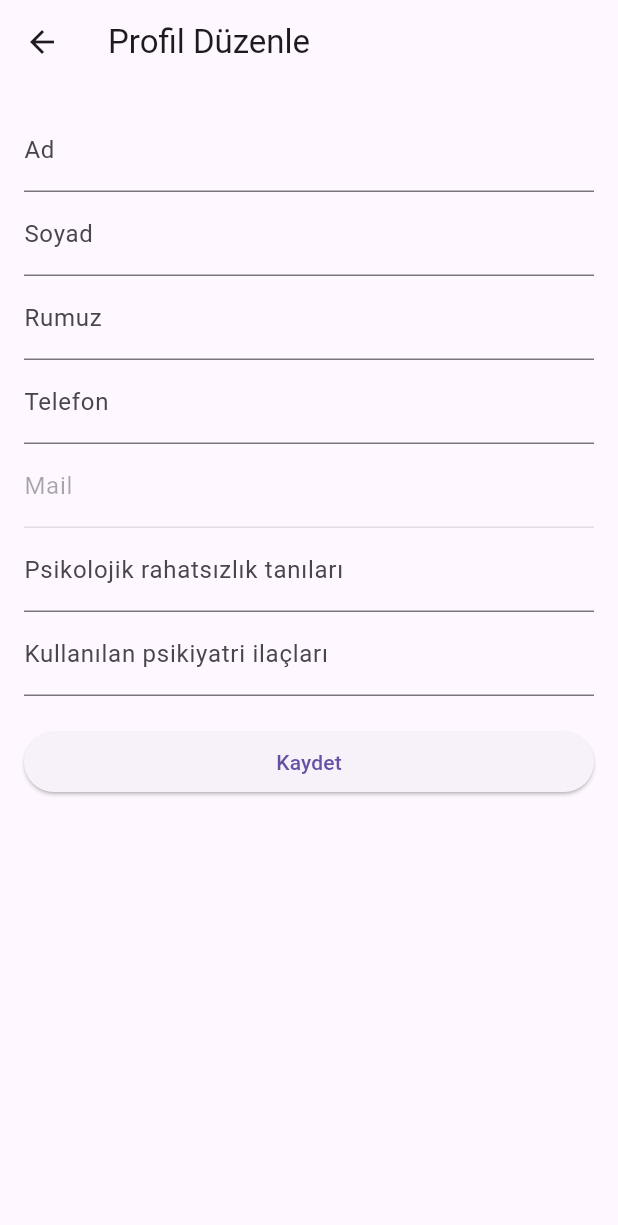
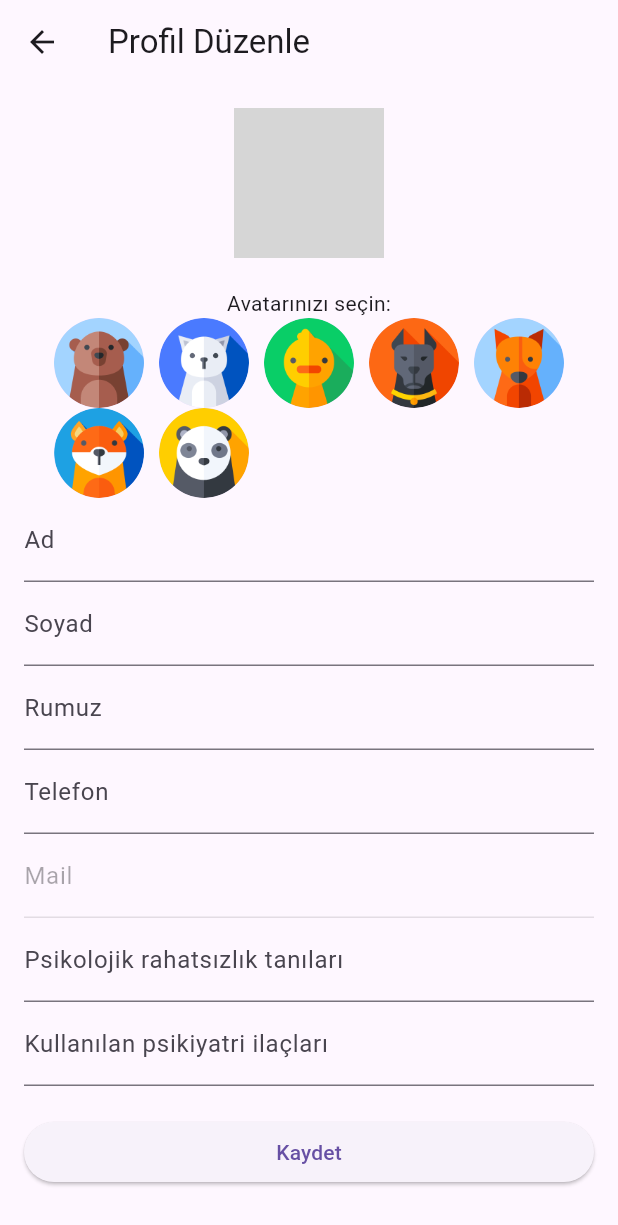
Before and after one commit to Raupeex/duygudas, a Flutter app: the PersonalInformationPage screen opened by its route, after a tap on "Profil Düzenle", on a phone screen of 412 x 824 dp. Shown: the top 1225 px of the screen. Run offline on Flutter 3.47's test engine with Material 3 defaults, Android fonts, the light colour scheme and no system bars; our stand-ins replace cloud_firestore, firebase_auth, firebase_core, firebase_storage, fluttertoast, shared_preferences; accounts and stored records are empty; network calls fail; grey boxes are pictures that could not be loaded.

Commit message:
Added shared preferences for profile-edit

```diff
--- a/lib/main.dart
+++ b/lib/main.dart
@@ -26,29 +26,6 @@ void main() async {
   );
   runApp(MyApp());
 }
-
-List<String> testResults = [];
-
-// Global variables to hold user information
-String userName = "";
-String userSurname = "";
-String userNickname = "";
-String userPhone = "";
-String userEmail = "";
-String userDiagnosis = "";
-String userMedications = "";
-String userAvatar = 'assets/images/fox.png'; //
-
-// Avatar options
-List<String> avatarPaths = [
-  'assets/images/bear.png',
-  'assets/images/cat.png',
-  'assets/images/chicken.png',
-  'assets/images/dog.png',
-  'assets/images/fox.png',
-  'assets/images/meerkat.png',
-  'assets/images/panda.png',
-];
 
 class MyApp extends StatelessWidget {
   @override
--- /dev/null
+++ b/lib/models/user.dart
@@ -0,0 +1,30 @@
+import 'package:json_annotation/json_annotation.dart';
+
+part 'user.g.dart';
+
+@JsonSerializable()
+class User {
+  final String avatar;
+  final String name;
+  final String surname;
+  final String nickname;
+  final String phone;
+  final String email;
+  final String diagnosis;
+  final String medications;
+
+  User({
+    required this.avatar,
+    required this.name,
+    required this.surname,
+    required this.nickname,
+    required this.phone,
+    required this.email,
+    required this.diagnosis,
+    required this.medications,
+  });
+
+  factory User.fromJson(Map<String, dynamic> json) => _$UserFromJson(json);
+
+  Map<String, dynamic> toJson() => _$UserToJson(this);
+}
--- a/lib/screens/edit_profile.dart
+++ b/lib/screens/edit_profile.dart
@@ -2,6 +2,7 @@ import 'package:flutter/material.dart';
 import 'package:firebase_auth/firebase_auth.dart';
 import 'package:cloud_firestore/cloud_firestore.dart';
 import 'package:fluttertoast/fluttertoast.dart';
+import '../utils/shared_preferences_util.dart';
 
 class EditProfilePage extends StatefulWidget {
   @override
@@ -17,13 +18,40 @@ class _EditProfilePageState extends State<EditProfilePage> {
   final TextEditingController _diagnosisController = TextEditingController();
   final TextEditingController _medicationsController = TextEditingController();
 
+  String _selectedAvatar = 'assets/images/fox.png';
+
   final FirebaseAuth auth = FirebaseAuth.instance;
   final FirebaseFirestore firestore = FirebaseFirestore.instance;
+
+  static const List<String> avatarPaths = [
+    'assets/images/bear.png',
+    'assets/images/cat.png',
+    'assets/images/chicken.png',
+    'assets/images/dog.png',
+    'assets/images/fox.png',
+    'assets/images/meerkat.png',
+    'assets/images/panda.png',
+  ];
 
   @override
   void initState() {
     super.initState();
     _loadUserData();
+    _loadAvatar();
+  }
+
+  Future<void> _loadAvatar() async {
+    final avatar = await SharedPreferencesUtil.getAvatar();
+    setState(() {
+      _selectedAvatar = avatar;
+    });
+  }
+
+  Future<void> _saveAvatar(String avatar) async {
+    await SharedPreferencesUtil.saveAvatar(avatar);
+    setState(() {
+      _selectedAvatar = avatar;
+    });
   }
 
   void _loadUserData() {
@@ -77,7 +105,7 @@ class _EditProfilePageState extends State<EditProfilePage> {
     // Telefon numarası doğrulaması (05 ile başlamalı)
     if (!phone.startsWith('05') ||
         !RegExp(r'^\d+$').hasMatch(phone) ||
-        phone.length != 10) {
+        phone.length != 11) {
       Fluttertoast.showToast(msg: 'Lütfen geçerli bir telefon numarası girin.');
       return;
     }
@@ -102,6 +130,34 @@ class _EditProfilePageState extends State<EditProfilePage> {
     }
   }
 
+  void _showAvatarOptions(BuildContext context) {
+    showModalBottomSheet(
+      context: context,
+      builder: (BuildContext context) {
+        return Container(
+          height: 200,
+          child: GridView.builder(
+            itemCount: avatarPaths.length,
+            gridDelegate:
+                SliverGridDelegateWithFixedCrossAxisCount(crossAxisCount: 3),
+            itemBuilder: (BuildContext context, int index) {
+              return GestureDetector(
+                onTap: () async {
+                  Navigator.pop(context);
+                  await _saveAvatar(avatarPaths[index]);
+                },
+                child: Padding(
+                  padding: const EdgeInsets.all(16.0),
+                  child: Image.asset(avatarPaths[index]),
+                ),
+              );
+            },
+          ),
+        );
+      },
+    );
+  }
+
   @override
   Widget build(BuildContext context) {
     return Scaffold(
@@ -118,6 +174,31 @@ class _EditProfilePageState extends State<EditProfilePage> {
         padding: const EdgeInsets.all(16.0),
         child: ListView(
           children: [
+            Center(
+              child: Column(
+                mainAxisAlignment: MainAxisAlignment.center,
+                children: [
+                  CircleAvatar(
+                    radius: 50,
+                    backgroundImage: AssetImage(_selectedAvatar),
+                  ),
+                  SizedBox(height: 20),
+                  Text('Avatarınızı seçin:'),
+                  Wrap(
+                    spacing: 10,
+                    children: avatarPaths.map((avatarPath) {
+                      return GestureDetector(
+                        onTap: () => _saveAvatar(avatarPath),
+                        child: CircleAvatar(
+                          radius: 30,
+                          backgroundImage: AssetImage(avatarPath),
+                        ),
+                      );
+                    }).toList(),
+                  ),
+                ],
+              ),
+            ),
             TextField(
               controller: _nameController,
               decoration: InputDecoration(labelText: 'Ad'),
@@ -133,6 +214,15 @@ class _EditProfilePageState extends State<EditProfilePage> {
             TextField(
               controller: _phoneController,
               decoration: InputDecoration(labelText: 'Telefon'),
+              keyboardType: TextInputType.phone,
+              onChanged: (value) {
+                if (!value.startsWith('05')) {
+                  _phoneController.text = '05';
+                  _phoneController.selection = TextSelection.fromPosition(
+                    TextPosition(offset: _phoneController.text.length),
+                  );
+                }
+              },
             ),
             TextField(
               controller: _emailController,
--- a/lib/screens/personal_information.dart
+++ b/lib/screens/personal_information.dart
@@ -1,10 +1,12 @@
 import 'package:flutter/material.dart';
-
-import '../main.dart';
+import '../models/user.dart' as app_model;
+import '../services/user_service.dart';
 
 class PersonalInformationPage extends StatelessWidget {
   @override
   Widget build(BuildContext context) {
+    final UserService userService = UserService();
+
     return Scaffold(
       appBar: AppBar(
         title: Text('Kişisel Bilgilerim'),
@@ -15,41 +17,53 @@ class PersonalInformationPage extends StatelessWidget {
           },
         ),
       ),
-      body: Center(
+      body: FutureBuilder<app_model.User>(
+        future: userService.fetchUser(),
+        builder: (context, snapshot) {
+          if (snapshot.connectionState == ConnectionState.waiting) {
+            return Center(child: CircularProgressIndicator());
+          } else if (snapshot.hasError) {
+            return Center(child: Text('Bir hata oluştu: ${snapshot.error}'));
+          } else if (!snapshot.hasData) {
+            return Center(child: Text('Kullanıcı verisi bulunamadı'));
+          } else {
+            app_model.User user = snapshot.data!;
+            return Center(
               child: Column(
                 mainAxisAlignment: MainAxisAlignment.center,
                 children: [
                   CircleAvatar(
                     radius: 50,
-              backgroundImage: AssetImage(userAvatar), // Kullanıcı avatarı
+                    backgroundImage: AssetImage(user
+                        .avatar), // Kullanıcı avatarı Firestore'dan veya sabit bir değerden alınıyor
                   ),
                   SizedBox(height: 20),
                   Text(
-              'Ad: $userName',
+                    'Ad: ${user.name}',
                     style: TextStyle(fontSize: 18),
                   ),
                   Text(
-              'Soyad: $userSurname',
+                    'Soyad: ${user.surname}',
                     style: TextStyle(fontSize: 18),
                   ),
                   Text(
-              'Rumuz: $userNickname',
+                    'Rumuz: ${user.nickname}',
                     style: TextStyle(fontSize: 18),
                   ),
                   Text(
-              'Telefon Numarası: $userPhone',
+                    'Telefon Numarası: ${user.phone}',
                     style: TextStyle(fontSize: 18),
                   ),
                   Text(
-              'Mail: $userEmail',
+                    'Mail: ${user.email}',
                     style: TextStyle(fontSize: 18),
                   ),
                   Text(
-              'Psikolojik rahatsızlık tanıları: $userDiagnosis',
+                    'Psikolojik rahatsızlık tanıları: ${user.diagnosis}',
                     style: TextStyle(fontSize: 18),
                   ),
                   Text(
-              'Kullanılan psikiyatri ilaçları: $userMedications',
+                    'Kullanılan psikiyatri ilaçları: ${user.medications}',
                     style: TextStyle(fontSize: 18),
                   ),
                   SizedBox(height: 20),
@@ -61,6 +75,9 @@ class PersonalInformationPage extends StatelessWidget {
                   ),
                 ],
               ),
+            );
+          }
+        },
       ),
       bottomNavigationBar: BottomNavigationBar(
         items: const <BottomNavigationBarItem>[
--- /dev/null
+++ b/lib/services/user_service.dart
@@ -0,0 +1,34 @@
+import 'package:cloud_firestore/cloud_firestore.dart';
+import 'package:firebase_auth/firebase_auth.dart' as firebase_auth;
+import '../models/user.dart' as app_model;
+
+class UserService {
+  final firebase_auth.FirebaseAuth _auth = firebase_auth.FirebaseAuth.instance;
+  final FirebaseFirestore _firestore = FirebaseFirestore.instance;
+
+  Future<app_model.User> fetchUser() async {
+    final firebaseUser = _auth.currentUser;
+
+    if (firebaseUser != null) {
+      final userDoc =
+          await _firestore.collection('users').doc(firebaseUser.uid).get();
+      if (userDoc.exists) {
+        final data = userDoc.data()!;
+        return app_model.User(
+          avatar: data['avatar'] ?? 'assets/images/fox.png',
+          name: data['name'] ?? 'Ad Yok',
+          surname: data['surname'] ?? 'Soyad Yok',
+          nickname: data['nickname'] ?? 'Rumuz Yok',
+          phone: data['phone'] ?? 'Telefon Numarası Yok',
+          email: data['email'] ?? firebaseUser.email ?? 'Email Yok',
+          diagnosis: data['diagnosis'] ?? 'Psikolojik Rahatsızlık Tanıları Yok',
+          medications: data['medications'] ?? 'Kullanılan İlaçlar Yok',
+        );
+      } else {
+        throw Exception('Kullanıcı verisi Firestore\'da bulunamadı');
+      }
+    } else {
+      throw Exception('Kullanıcı oturumu açık değil');
+    }
+  }
+}
```
Also changed, not shown: lib/screens/login_page.dart (+19 -3 lines), lib/screens/main_page.dart (+42 -16 lines), lib/utils/shared_preferences_util.dart (added, +64 -0 lines), pubspec.yaml (+6 -66 lines), lib/models/user.g.dart (added). Lines whose indentation alone changed are shown as unchanged.
